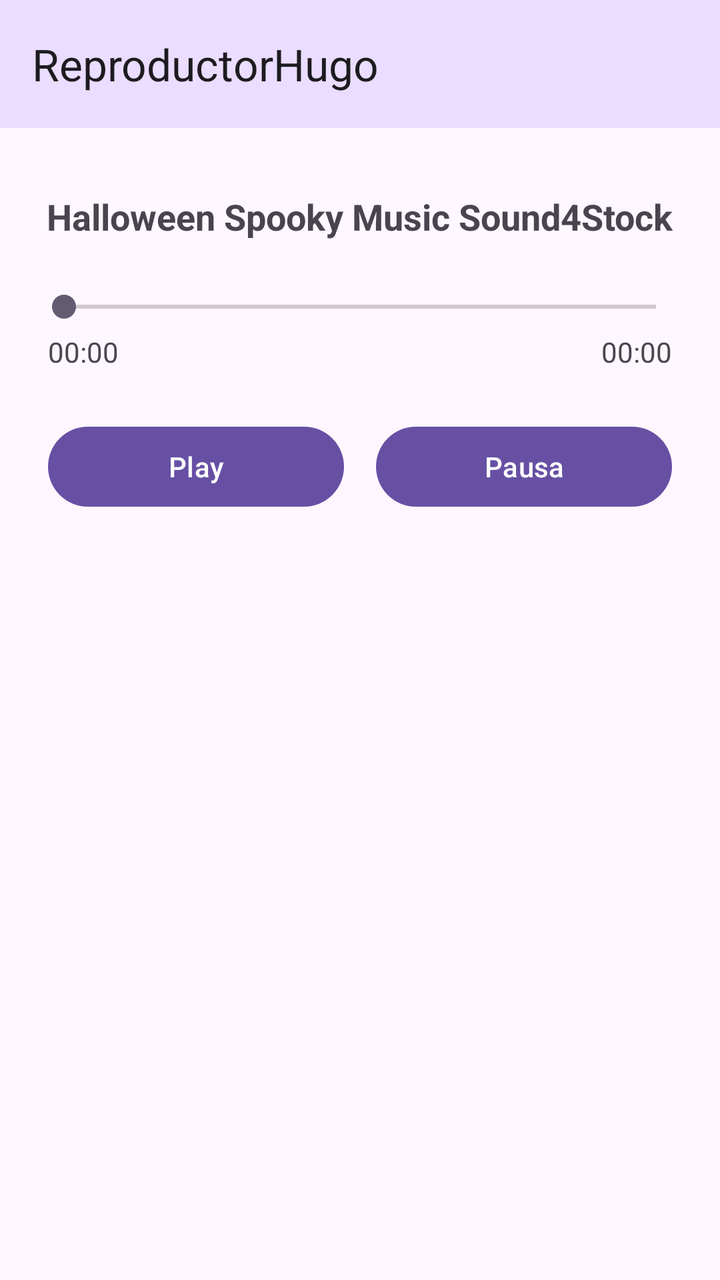
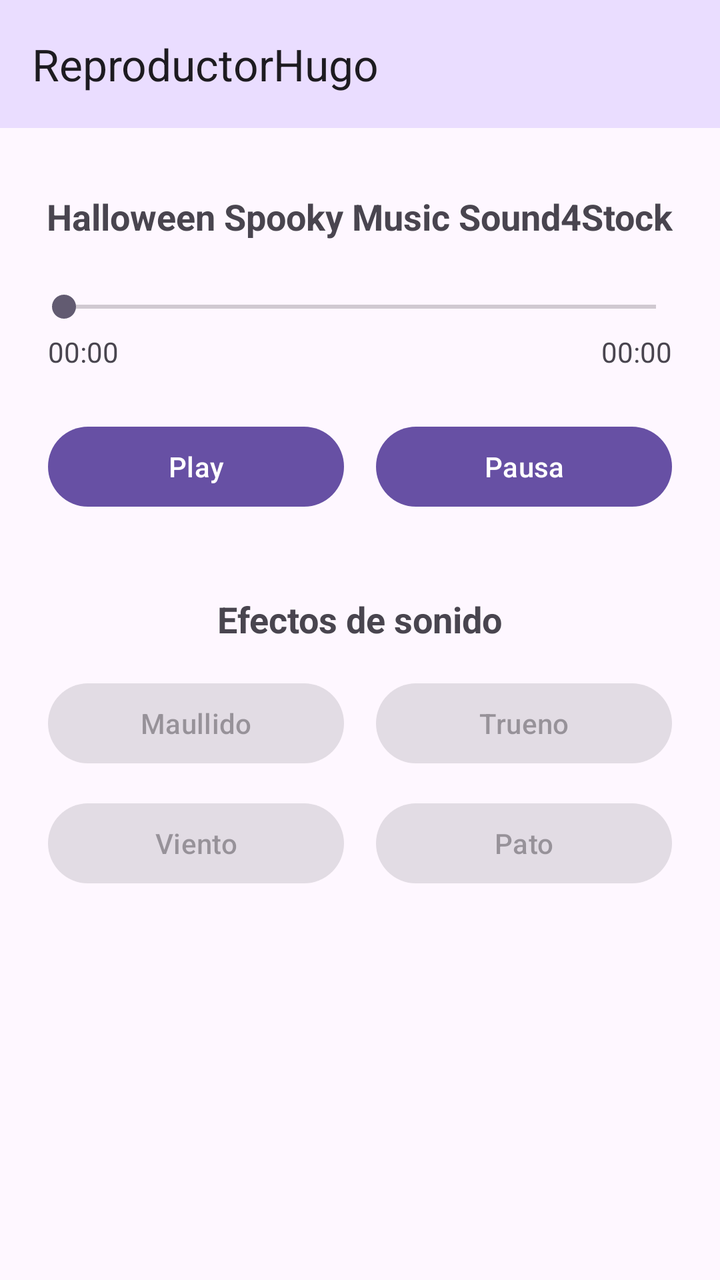

The first picture is an Android layout as it rendered before a commit; the second is the same layout after the commit. The layout source and the unified diff follow.
<!-- AndroidManifest.xml: application theme Theme.ReproductorHugo -->
<!-- res/layout/activity_main.xml -->
<?xml version="1.0" encoding="utf-8"?>
<androidx.constraintlayout.widget.ConstraintLayout xmlns:android="http://schemas.android.com/apk/res/android"
    xmlns:app="http://schemas.android.com/apk/res-auto"
    android:id="@+id/main"
    android:layout_width="match_parent"
    android:layout_height="match_parent">

    <com.google.android.material.appbar.MaterialToolbar
        android:id="@+id/toolbar"
        android:layout_width="0dp"
        android:layout_height="wrap_content"
        android:background="?attr/colorPrimaryContainer"
        app:layout_constraintEnd_toEndOf="parent"
        app:layout_constraintStart_toStartOf="parent"
        app:layout_constraintTop_toTopOf="parent"
        app:title="@string/app_name" />

    <TextView
        android:id="@+id/tvCancion"
        android:layout_width="wrap_content"
        android:layout_height="wrap_content"
        android:layout_marginTop="32dp"
        android:text="@string/titulo_autor"
        android:textSize="18sp"
        android:textStyle="bold"
        app:layout_constraintEnd_toEndOf="parent"
        app:layout_constraintStart_toStartOf="parent"
        app:layout_constraintTop_toBottomOf="@+id/toolbar" />

    <SeekBar
        android:id="@+id/seekBar"
        android:layout_width="0dp"
        android:layout_height="wrap_content"
        android:layout_marginHorizontal="16dp"
        android:layout_marginTop="24dp"
        app:layout_constraintEnd_toEndOf="parent"
        app:layout_constraintStart_toStartOf="parent"
        app:layout_constraintTop_toBottomOf="@+id/tvCancion" />

    <TextView
        android:id="@+id/tvActual"
        android:layout_width="wrap_content"
        android:layout_height="wrap_content"
        android:layout_marginStart="24dp"
        android:layout_marginTop="4dp"
        android:text="@string/tiempo_inicial"
        app:layout_constraintStart_toStartOf="parent"
        app:layout_constraintTop_toBottomOf="@+id/seekBar" />

    <TextView
        android:id="@+id/tvTotal"
        android:layout_width="wrap_content"
        android:layout_height="wrap_content"
        android:layout_marginTop="4dp"
        android:layout_marginEnd="24dp"
        android:text="@string/tiempo_inicial"
        app:layout_constraintEnd_toEndOf="parent"
        app:layout_constraintTop_toBottomOf="@+id/seekBar" />

    <Button
        android:id="@+id/btnPlay"
        android:layout_width="0dp"
        android:layout_height="wrap_content"
        android:layout_marginStart="24dp"
        android:layout_marginTop="24dp"
        android:layout_marginEnd="8dp"
        android:text="@string/btn_play"
        app:layout_constraintEnd_toStartOf="@+id/btnPausa"
        app:layout_constraintStart_toStartOf="parent"
        app:layout_constraintTop_toBottomOf="@+id/tvActual" />

    <Button
        android:id="@+id/btnPausa"
        android:layout_width="0dp"
        android:layout_height="wrap_content"
        android:layout_marginStart="8dp"
        android:layout_marginEnd="24dp"
        android:text="@string/btn_pausa"
        app:layout_constraintEnd_toEndOf="parent"
        app:layout_constraintStart_toEndOf="@+id/btnPlay"
        app:layout_constraintTop_toTopOf="@+id/btnPlay" />

</androidx.constraintlayout.widget.ConstraintLayout>
<!-- resources referenced by this layout -->
<resources>
  <string name="app_name">ReproductorHugo</string>
  <string name="btn_pausa">Pausa</string>
  <string name="btn_play">Play</string>
  <string name="tiempo_inicial">00:00</string>
  <string name="titulo_autor">Halloween Spooky Music Sound4Stock</string>
  <style name="Theme.ReproductorHugo" parent="Base.Theme.ReproductorHugo" />
  <style name="Base.Theme.ReproductorHugo" parent="Theme.Material3.DayNight.NoActionBar">
          
          
      </style>
</resources>

<!-- the commit's change to res/layout/activity_main.xml (unified diff, before → after) -->
@@ -80,4 +80,66 @@
         app:layout_constraintStart_toEndOf="@+id/btnPlay"
         app:layout_constraintTop_toTopOf="@+id/btnPlay" />
 
+    <TextView
+        android:id="@+id/tvEfectos"
+        android:layout_width="wrap_content"
+        android:layout_height="wrap_content"
+        android:layout_marginTop="40dp"
+        android:text="@string/titulo_efectos"
+        android:textSize="18sp"
+        android:textStyle="bold"
+        app:layout_constraintEnd_toEndOf="parent"
+        app:layout_constraintStart_toStartOf="parent"
+        app:layout_constraintTop_toBottomOf="@+id/btnPlay" />
+
+    <Button
+        android:id="@+id/btnMaullido"
+        android:layout_width="0dp"
+        android:layout_height="wrap_content"
+        android:layout_marginStart="24dp"
+        android:layout_marginTop="16dp"
+        android:layout_marginEnd="8dp"
+        android:enabled="false"
+        android:text="@string/efecto_maullido"
+        app:layout_constraintEnd_toStartOf="@+id/btnTrueno"
+        app:layout_constraintStart_toStartOf="parent"
+        app:layout_constraintTop_toBottomOf="@+id/tvEfectos" />
+
+    <Button
+        android:id="@+id/btnTrueno"
+        android:layout_width="0dp"
+        android:layout_height="wrap_content"
+        android:layout_marginStart="8dp"
+        android:layout_marginEnd="24dp"
+        android:enabled="false"
+        android:text="@string/efecto_trueno"
+        app:layout_constraintEnd_toEndOf="parent"
+        app:layout_constraintStart_toEndOf="@+id/btnMaullido"
+        app:layout_constraintTop_toTopOf="@+id/btnMaullido" />
+
+    <Button
+        android:id="@+id/btnViento"
+        android:layout_width="0dp"
+        android:layout_height="wrap_content"
+        android:layout_marginStart="24dp"
+        android:layout_marginTop="12dp"
+        android:layout_marginEnd="8dp"
+        android:enabled="false"
+        android:text="@string/efecto_viento"
+        app:layout_constraintEnd_toStartOf="@+id/btnPato"
+        app:layout_constraintStart_toStartOf="parent"
+        app:layout_constraintTop_toBottomOf="@+id/btnMaullido" />
+
+    <Button
+        android:id="@+id/btnPato"
+        android:layout_width="0dp"
+        android:layout_height="wrap_content"
+        android:layout_marginStart="8dp"
+        android:layout_marginEnd="24dp"
+        android:enabled="false"
+        android:text="@string/efecto_pato"
+        app:layout_constraintEnd_toEndOf="parent"
+        app:layout_constraintStart_toEndOf="@+id/btnViento"
+        app:layout_constraintTop_toTopOf="@+id/btnViento" />
+
 </androidx.constraintlayout.widget.ConstraintLayout>
<!-- resource entries referenced after the edit -->
@@ -3,8 +3,13 @@
   <string name="app_name">ReproductorHugo</string>
   <string name="btn_pausa">Pausa</string>
   <string name="btn_play">Play</string>
+  <string name="efecto_maullido">Maullido</string>
+  <string name="efecto_pato">Pato</string>
+  <string name="efecto_trueno">Trueno</string>
+  <string name="efecto_viento">Viento</string>
   <string name="tiempo_inicial">00:00</string>
   <string name="titulo_autor">Halloween Spooky Music Sound4Stock</string>
+  <string name="titulo_efectos">Efectos de sonido</string>
   <style name="Theme.ReproductorHugo" parent="Base.Theme.ReproductorHugo" />
   <style name="Base.Theme.ReproductorHugo" parent="Theme.Material3.DayNight.NoActionBar">
           
